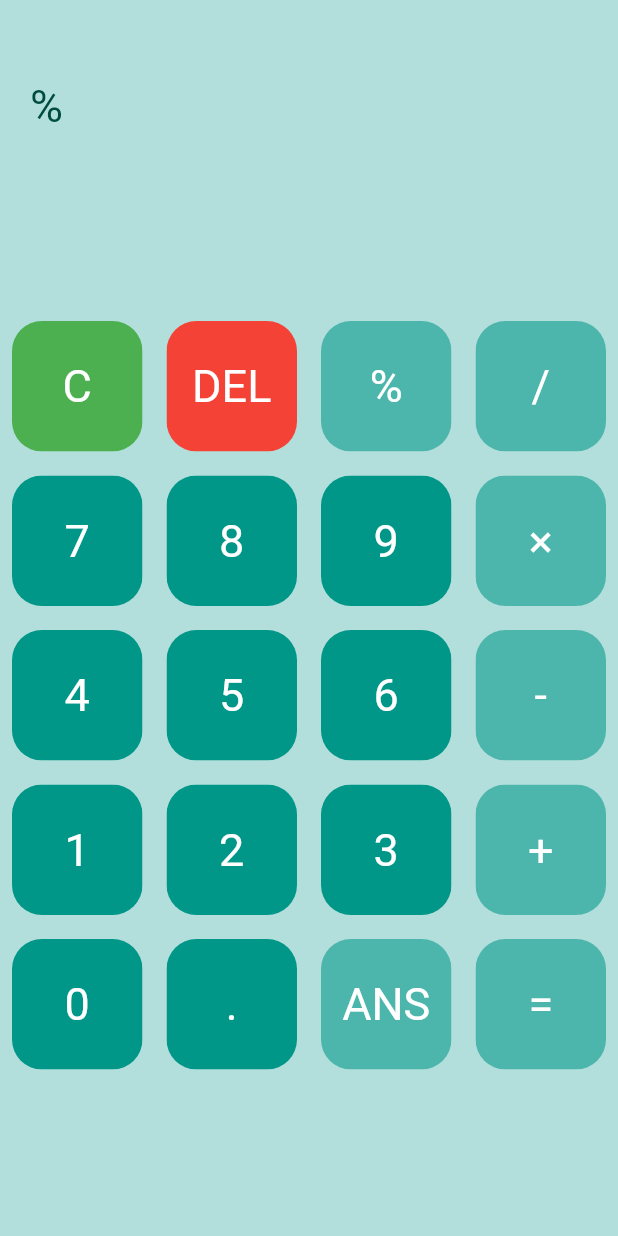
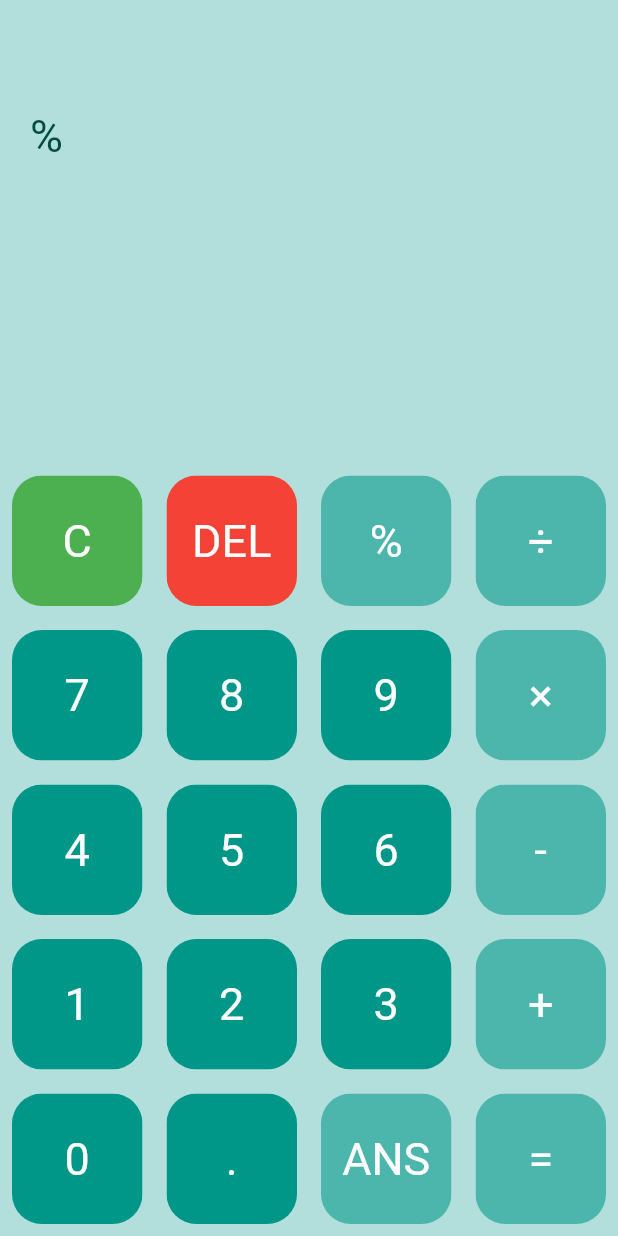
Before and after one commit to kinfe19/Kinfe---Calculator, a Flutter app: the screen it shows after launch, after a tap on an icon or button, on a phone screen of 412 x 824 dp. Run offline on Flutter 3.47's test engine with Material 2 defaults, Android fonts, the phone set to English and light mode, and no system bars; our stand-ins replace math_expressions.

Commit message:
post-release update, fixed visual bug on big phone screens

```diff
--- a/lib/main.dart
+++ b/lib/main.dart
@@ -1,14 +1,17 @@
 import 'buttons.dart';
 import 'package:flutter/material.dart';
 import 'package:math_expressions/math_expressions.dart';
+import 'package:flutter/services.dart';
 
-void main() => runApp(MyApp());
+void main() {
+  runApp(new MyApp());
+  SystemChrome.setPreferredOrientations([DeviceOrientation.portraitUp]);
+}
 
 var userQuestion = '';
 var userAnswer = '';
 
-var userQuestion2 = '';
-var userAnswer2 = '';
+double fontSize = 30;
 
 class MyApp extends StatelessWidget {
   @override
@@ -23,13 +26,13 @@ class HomePage extends StatefulWidget {
 }
 
 class _HomePageState extends State<HomePage> {
-  final myTextStyle = TextStyle(fontSize: 30, color: Colors.teal[300]);
+  final myTextStyle = TextStyle(fontSize: fontSize, color: Colors.teal[300]);
 
   final List<String> buttons = [
     'C',
     'DEL',
     '%',
-    '/',
+    '÷',
     '7',
     '8',
     '9',
@@ -45,7 +48,7 @@ class _HomePageState extends State<HomePage> {
     '0',
     '.',
     'ANS',
-    '=',
+    '='
   ];
 
   @override
@@ -59,36 +62,35 @@ class _HomePageState extends State<HomePage> {
               child: Column(
                 mainAxisAlignment: MainAxisAlignment.spaceEvenly,
                 children: <Widget>[
-                  SizedBox(
-                    height: 10,
-                  ),
-                  Container(
+                  Align(
+                    alignment: Alignment.topCenter,
+                    child: Container(
                       padding: EdgeInsets.all(20),
                       alignment: Alignment.centerLeft,
                       child: Text(userQuestion,
-                        style:
-                            TextStyle(fontSize: 30, color: Colors.teal[900])),
+                          style: TextStyle(
+                              fontSize: fontSize, color: Colors.teal[900])),
+                    ),
                   ),
                   Container(
                     padding: EdgeInsets.all(20),
                     alignment: Alignment.centerRight,
                     child: Text(
                       userAnswer,
-                      style: TextStyle(fontSize: 30, color: Colors.teal[900]),
+                      style: TextStyle(
+                          fontSize: fontSize, color: Colors.teal[900]),
                     ),
                   )
                 ],
               ),
             ),
           ),
-          Expanded(
-            flex: 3,
-            child: Container(
-              child: GridView.builder(
+          GridView.builder(
+              shrinkWrap: true,
               primary: false,
               itemCount: buttons.length,
-                  gridDelegate: SliverGridDelegateWithFixedCrossAxisCount(
-                      crossAxisCount: 4),
+              gridDelegate:
+                  SliverGridDelegateWithFixedCrossAxisCount(crossAxisCount: 4),
               itemBuilder: (BuildContext context, int index) {
                 // Clear Button
                 if (index == 0) {
@@ -96,7 +98,7 @@ class _HomePageState extends State<HomePage> {
                     buttonTapped: () {
                       setState(() {
                         userQuestion = '';
-                            // (this optional, I didn't want it to be in the app) userAnswer = '';
+                        userAnswer = '';
                       });
                     },
                     buttonText: buttons[index],
@@ -110,8 +112,8 @@ class _HomePageState extends State<HomePage> {
                   return MyButton(
                     buttonTapped: () {
                       setState(() {
-                            userQuestion = userQuestion.substring(
-                                0, userQuestion.length - 1);
+                        userQuestion =
+                            userQuestion.substring(0, userQuestion.length - 1);
                       });
                     },
                     buttonText: buttons[index],
@@ -139,7 +141,7 @@ class _HomePageState extends State<HomePage> {
                   return MyButton(
                     buttonTapped: () {
                       var temp = userQuestion.length + userAnswer.length;
-                          if (temp >= 17) {
+                      if (temp > 17) {
                         setState(() {
                           // ignore: deprecated_member_use
                           Scaffold.of(context).showSnackBar(SnackBar(
@@ -182,15 +184,13 @@ class _HomePageState extends State<HomePage> {
                       textColor: Colors.white);
                 }
               }),
-            ),
-          ),
         ],
       ),
     );
   }
 
   bool isOperator(String x) {
-    if (x == '%' || x == '/' || x == '×' || x == '-' || x == '+' || x == '=') {
+    if (x == '%' || x == '÷' || x == '×' || x == '-' || x == '+' || x == '=') {
       return true;
     }
     return false;
@@ -200,6 +200,7 @@ class _HomePageState extends State<HomePage> {
     String finalQuestion = userQuestion;
     finalQuestion = finalQuestion.replaceAll('×', '*');
     finalQuestion = finalQuestion.replaceAll('%', '*0.01');
+    finalQuestion = finalQuestion.replaceAll('÷', '/');
 
     Parser p = Parser();
     Expression exp = p.parse(finalQuestion);
```
Also changed, not shown: 3 other files. Lines whose indentation alone changed are shown as unchanged.
